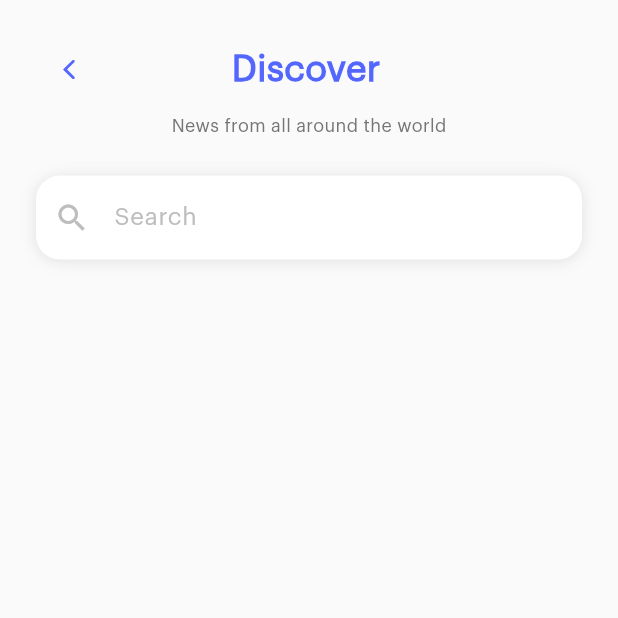
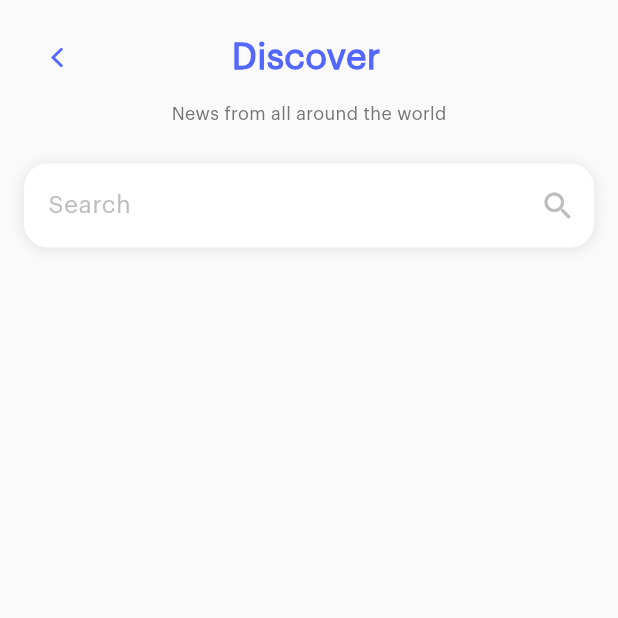
Before and after one commit to ArchishmanSengupta/smallnews, a Flutter app: the screen it shows after launch, after a tap on the "search" icon, on a phone screen of 412 x 824 dp, the top half of it. Run offline on Flutter 3.47's test engine with Material 3 defaults, Android fonts, the phone set to English and light mode, and no system bars; our stand-ins replace flutter_dotenv, get_storage, shared_preferences, shimmer, webview_flutter; network calls fail.

Commit message:
feat: user interface sanity

```diff
--- a/lib/ui/pages/search_page.dart
+++ b/lib/ui/pages/search_page.dart
@@ -38,21 +38,8 @@ class _SearchPageState extends State<SearchPage>
     super.initState();
     _searchController = TextEditingController();
     _setupAnimations();
-    _setupSearchListener();
     _setupScrollListener();
     _loadRecentSearches();
-  }
-
-  void _setupSearchListener() {
-    _searchController.addListener(() {
-      if (_debounceTimer?.isActive ?? false) _debounceTimer!.cancel();
-      _debounceTimer = Timer(const Duration(milliseconds: 500), () {
-        final query = _searchController.text.trim();
-        if (query.isNotEmpty && query != _currentQuery) {
-          _performSearch();
-        }
-      });
-    });
   }
 
   void _setupAnimations() {
@@ -209,7 +196,8 @@ class _SearchPageState extends State<SearchPage>
           child: Column(
             children: [
               Padding(
-                padding: const EdgeInsets.all(24.0),
+                padding: const EdgeInsets.only(
+                    left: 16.0, top: 16.0, right: 16.0, bottom: 8.0),
                 child: Column(
                   crossAxisAlignment: CrossAxisAlignment.start,
                   children: [
@@ -302,14 +290,22 @@ class _SearchPageState extends State<SearchPage>
                   decoration: InputDecoration(
                     hintText: AppStrings.search,
                     hintStyle: TextStyle(color: Colors.grey[400]),
-                    prefixIcon: Icon(Icons.search, color: Colors.grey[400]),
                     border: InputBorder.none,
                     contentPadding: const EdgeInsets.symmetric(
                         horizontal: 16, vertical: 16),
                   ),
-                  onSubmitted: (_) => _performSearch(),
-                  textInputAction: TextInputAction.search,
+                  textInputAction: TextInputAction.done,
                 ),
+              ),
+              IconButton(
+                icon: Icon(Icons.search, color: Colors.grey[400]),
+                onPressed: () {
+                  final query = _searchController.text.trim();
+                  if (query.isNotEmpty) {
+                    FocusScope.of(context).unfocus(); // Close keyboard
+                    _performSearch();
+                  }
+                },
               ),
               if (_searchController.text.isNotEmpty)
                 IconButton(
@@ -328,7 +324,7 @@ class _SearchPageState extends State<SearchPage>
           ),
         ),
 
-        // Recent Searches Section - only show when search bar is empty and there are recent searches
+        // Recent Searches Section remains the same
         if (_searchController.text.isEmpty && _recentSearches.isNotEmpty) ...[
           const SizedBox(height: 24),
           Row(
--- a/lib/ui/widgets/news_card.dart
+++ b/lib/ui/widgets/news_card.dart
@@ -80,7 +80,7 @@ class NewsCard extends StatelessWidget {
                     Text(
                       article.title,
                       style: const TextStyle(
-                        fontSize: 12,
+                        fontSize: 14,
                         fontWeight: FontWeight.bold,
                       ),
                     ),
@@ -93,7 +93,7 @@ class NewsCard extends StatelessWidget {
                         style: Theme.of(context)
                             .textTheme
                             .bodyMedium
-                            ?.copyWith(fontSize: 10),
+                            ?.copyWith(fontSize: 12),
                       ),
                     ],
                     const SizedBox(height: 8),
--- a/lib/util/helper.dart
+++ b/lib/util/helper.dart
@@ -39,10 +39,10 @@ String formatTimeAgo(String dateStr) {
 ///
 /// These categories can be used to filter news articles based on the user's interests.
 final List<String> categories = [
-  'general',
   'Technology',
-  'Business',
   'sports',
   'health',
+  'Business',
   'entertainment',
+  'general',
 ];
```
